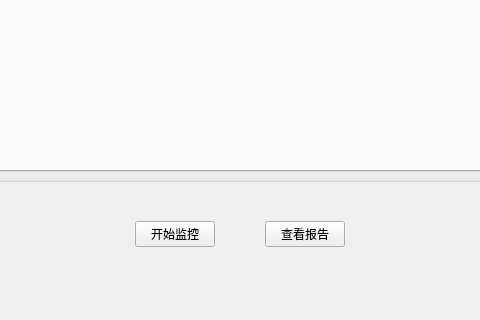
This is tvsupervisory/mainwindow.ui in jeffreyyjp/TvSupervision as Qt 5 draws it before an edit; both pictures show x 448 to 928 and y 369 to 689 of the 1176 by 689 pixel window. The edited form follows.
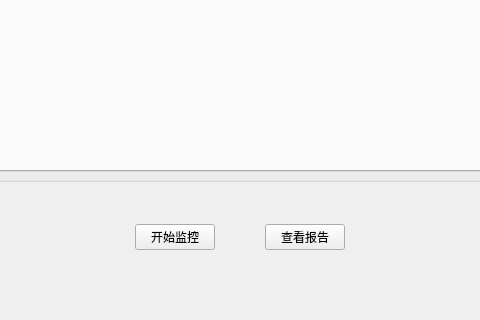
This is the edited form. Icons and pictures are not drawn.

Diff of the .ui file:
```diff
--- a/tvsupervisory/mainwindow.ui
+++ b/tvsupervisory/mainwindow.ui
@@ -312,7 +312,7 @@
      <x>540</x>
      <y>590</y>
      <width>296</width>
-     <height>27</height>
+     <height>32</height>
     </rect>
    </property>
    <layout class="QHBoxLayout" name="horizontalLayout_6">
```
Left out of the diff: 6 changed lines with no effect on the pictures.
